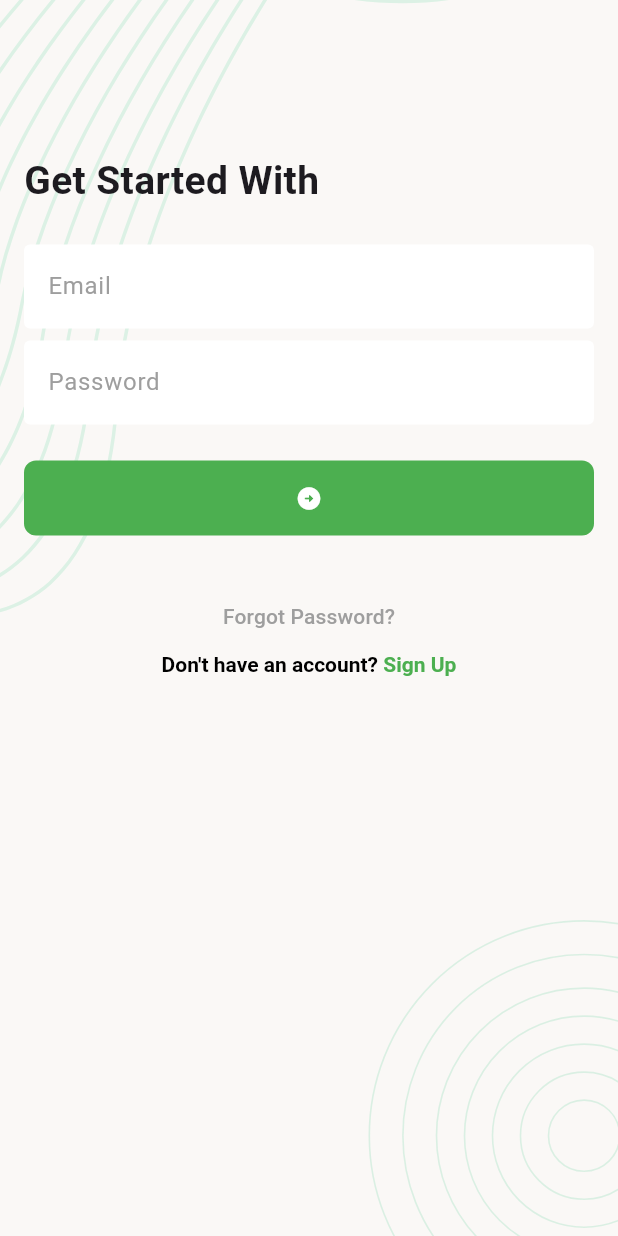
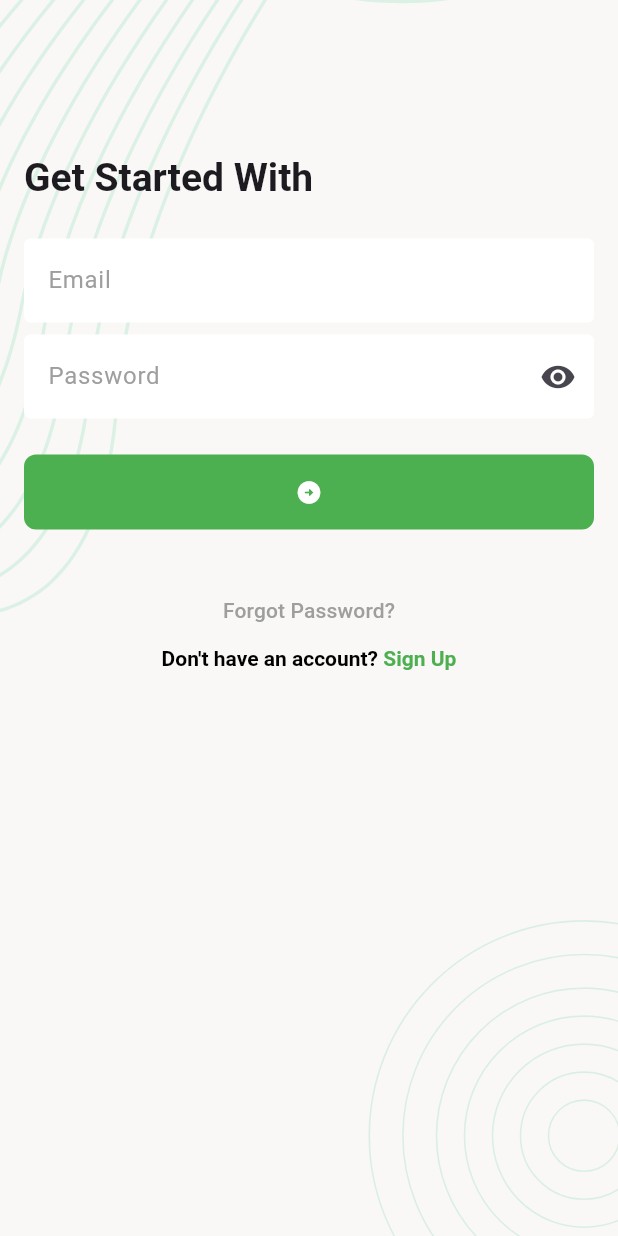
Before and after one commit to meherab-hossen-developer/Task-Management-Project, a Flutter app: the screen it shows after launch, after a tap on the "arrow circle right" icon, on a phone screen of 412 x 824 dp. Run offline on Flutter 3.47's test engine with Material 3 defaults, Android fonts, the light colour scheme and no system bars; our stand-ins replace flutter_svg.

Commit message:
login screen ui update

```diff
--- a/lib/app.dart
+++ b/lib/app.dart
@@ -8,6 +8,12 @@ class MyApp extends StatelessWidget {
   Widget build(BuildContext context) {
     return MaterialApp(
       theme: ThemeData(
+        textTheme: TextTheme(
+          titleLarge: TextStyle(
+            fontSize: 26,
+            fontWeight: FontWeight.w600
+          )
+        ),
         inputDecorationTheme: InputDecorationTheme(
           fillColor: Colors.white,
           filled: true,
@@ -16,6 +22,16 @@ class MyApp extends StatelessWidget {
           enabledBorder: OutlineInputBorder(borderSide: BorderSide.none),
           errorBorder: OutlineInputBorder(borderSide: BorderSide.none),
         ),
+        filledButtonTheme: FilledButtonThemeData(
+          style: FilledButton.styleFrom(
+            backgroundColor: Colors.green,
+            fixedSize: Size.fromWidth(double.maxFinite),
+            padding: EdgeInsets.all(16),
+            shape: RoundedRectangleBorder(
+              borderRadius: BorderRadius.circular(8),
+            ),
+          ),
+        )
       ),
 
       home: SplashScreen(),
--- a/lib/ui/screens/login_screen.dart
+++ b/lib/ui/screens/login_screen.dart
@@ -1,3 +1,4 @@
+import 'package:flutter/gestures.dart';
 import 'package:flutter/material.dart';
 import 'package:task_management_project/ui/widgets/screen_background.dart';
 
@@ -27,7 +28,7 @@ class _LoginScreenState extends State<LoginScreen> {
                 const SizedBox(height: 86),
                 Text(
                   'Get Started With',
-                  style: TextStyle(fontSize: 26, fontWeight: FontWeight.w600),
+                  style: Theme.of(context).textTheme.titleLarge
                 ),
                 const SizedBox(height: 24),
                 TextFormField(
@@ -37,19 +38,14 @@ class _LoginScreenState extends State<LoginScreen> {
                 const SizedBox(height: 8),
                 TextFormField(
                   controller: _passTEController,
-                  decoration: InputDecoration(hintText: 'Password'),
+                  decoration: InputDecoration(
+                      hintText: 'Password',
+                    suffixIcon: Icon(Icons.visibility)
+                  ),
                   obscureText: true,
                 ),
                 const SizedBox(height: 24),
                 FilledButton(
-                  style: FilledButton.styleFrom(
-                    backgroundColor: Colors.green,
-                    fixedSize: Size.fromWidth(double.maxFinite),
-                    padding: EdgeInsets.all(16),
-                    shape: RoundedRectangleBorder(
-                      borderRadius: BorderRadius.circular(8),
-                    ),
-                  ),
                   onPressed: () {},
                   child: Icon(Icons.arrow_circle_right_rounded),
                 ),
@@ -75,6 +71,9 @@ class _LoginScreenState extends State<LoginScreen> {
                             TextSpan(
                               text: 'Sign Up',
                               style: TextStyle(color: Colors.green),
+                              recognizer: TapGestureRecognizer()..onTap = () {
+
+                              },
                             ),
                           ],
                         ),
@@ -89,4 +88,10 @@ class _LoginScreenState extends State<LoginScreen> {
       ),
     );
   }
+  @override
+  void dispose() {
+    _emailTEController.dispose();
+    _passTEController.dispose();
+    super.dispose();
+  }
 }
--- a/lib/ui/screens/splash_screen.dart
+++ b/lib/ui/screens/splash_screen.dart
@@ -30,8 +30,18 @@ class _SplashScreenState extends State<SplashScreen> {
   @override
   Widget build(BuildContext context) {
     return Scaffold(
-      body: ScreenBackground(
-        child: Center(child: SvgPicture.asset(AssetPaths.logoSVG, height: 200)),
+      backgroundColor: Colors.white,
+      body:Center(
+        child: Column(
+          mainAxisAlignment: MainAxisAlignment.center,
+          children: [
+            SvgPicture.asset(AssetPaths.logoSVG, height: 200),
+            Text('Task Manager',style: TextStyle(
+              fontSize: 30,
+              fontWeight: FontWeight.w600
+            ),),
+          ],
+        ),
       ),
     );
   }
```
Also changed, not shown: assets/images/task_manager_logo.svg.
